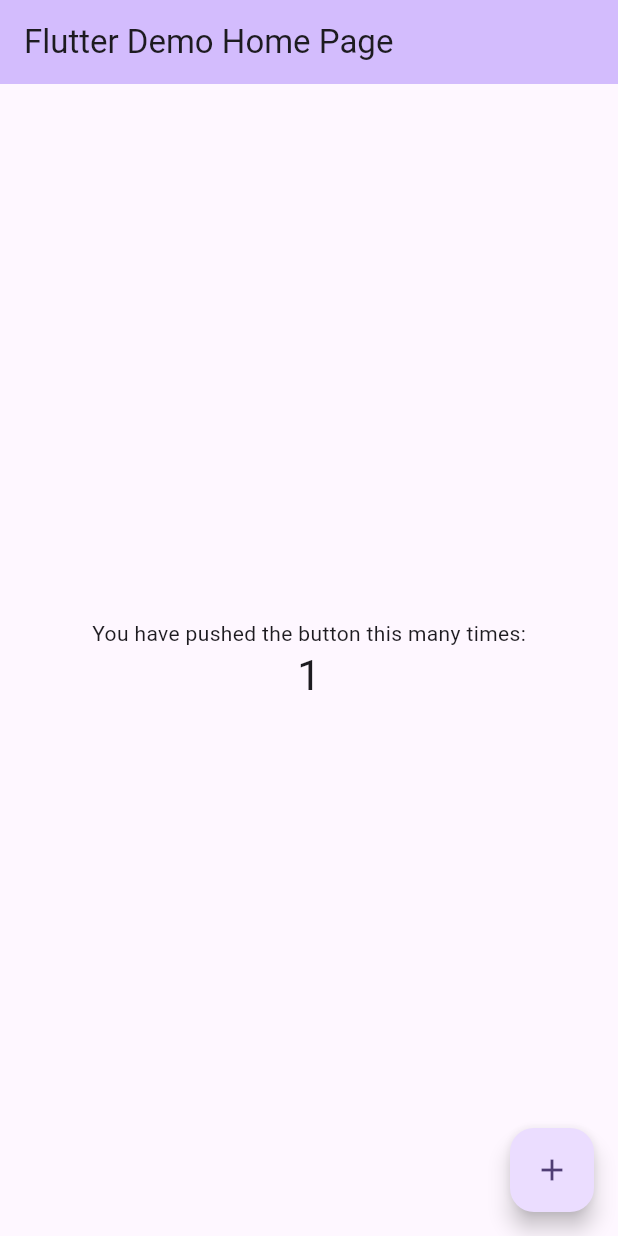
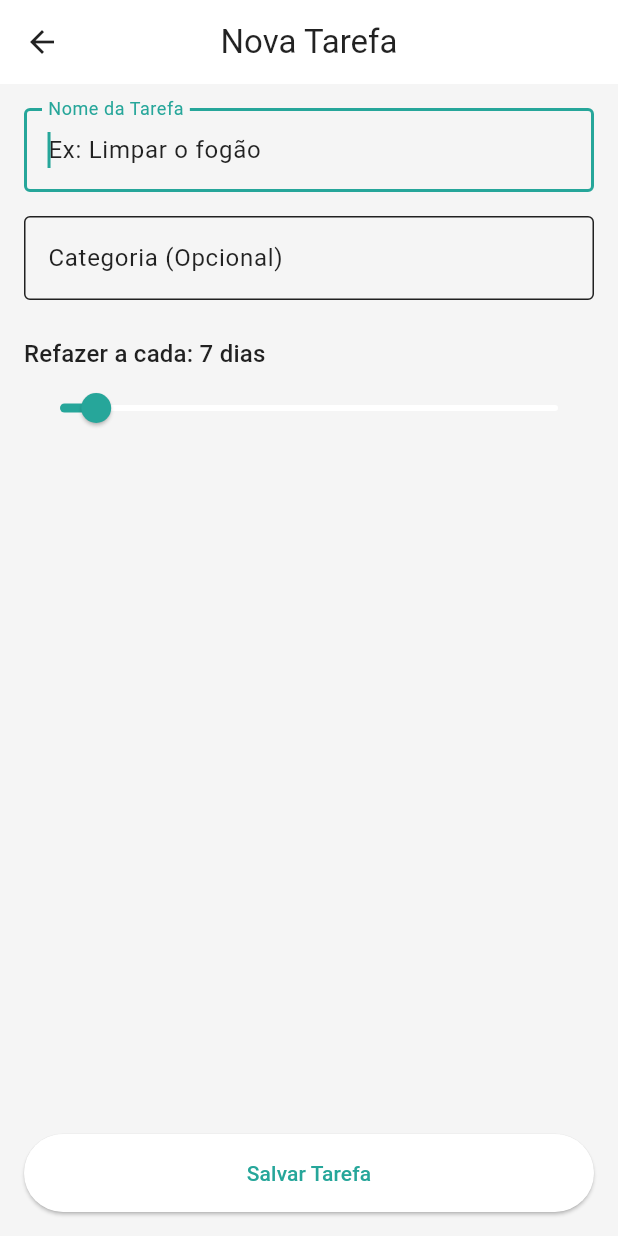
Before and after one commit to GuDevBot/utilities.TidyTimer, a Flutter app: the screen it shows after launch, after a tap on the "add" icon, on a phone screen of 412 x 824 dp. Run offline on Flutter 3.47's test engine with Material 3 defaults, Android fonts, the phone set to English and light mode, and no system bars; our stand-ins replace equatable, flutter_bloc.

Commit message:
The basic is made (planning the app and the doind basic to use). Next step is delete tasks, and adding a real local storage

```diff
--- a/lib/main.dart
+++ b/lib/main.dart
@@ -1,4 +1,16 @@
+/*
+
+  Inicialize the Hive and the TaskCubit
+  The TaskCubit load the tasks from the storage
+  The HomeScreen hear the TaskCubit and rebuild the UI when the tasks immediately.
+
+*/
+
+import 'package:items_list_timer/providers/task_cubit.dart';
+import 'package:flutter_bloc/flutter_bloc.dart';
 import 'package:flutter/material.dart';
+import 'screens/home_screen.dart';
+import 'theme/theme.dart';
 
 void main() {
   runApp(const MyApp());
@@ -7,116 +19,17 @@ void main() {
 class MyApp extends StatelessWidget {
   const MyApp({super.key});
 
-  // This widget is the root of your application.
   @override
   Widget build(BuildContext context) {
-    return MaterialApp(
-      title: 'Flutter Demo',
-      theme: ThemeData(
-        // This is the theme of your application.
-        //
-        // TRY THIS: Try running your application with "flutter run". You'll see
-        // the application has a purple toolbar. Then, without quitting the app,
-        // try changing the seedColor in the colorScheme below to Colors.green
-        // and then invoke "hot reload" (save your changes or press the "hot
-        // reload" button in a Flutter-supported IDE, or press "r" if you used
-        // the command line to start the app).
-        //
-        // Notice that the counter didn't reset back to zero; the application
-        // state is not lost during the reload. To reset the state, use hot
-        // restart instead.
-        //
-        // This works for code too, not just values: Most code changes can be
-        // tested with just a hot reload.
-        colorScheme: ColorScheme.fromSeed(seedColor: Colors.deepPurple),
+    return BlocProvider(
+      create: (context) => TaskCubit()..loadTasks(), // Cria o Cubit e já manda carregar as tarefas
+      child: MaterialApp(
+        title: 'Items List Timer',
+        theme: AppTheme.lightTheme,
+        darkTheme: AppTheme.darkTheme,
+        themeMode: ThemeMode.system,
+        home: const HomeScreen(),
       ),
-      home: const MyHomePage(title: 'Flutter Demo Home Page'),
     );
   }
 }
-
-class MyHomePage extends StatefulWidget {
-  const MyHomePage({super.key, required this.title});
-
-  // This widget is the home page of your application. It is stateful, meaning
-  // that it has a State object (defined below) that contains fields that affect
-  // how it looks.
-
-  // This class is the configuration for the state. It holds the values (in this
-  // case the title) provided by the parent (in this case the App widget) and
-  // used by the build method of the State. Fields in a Widget subclass are
-  // always marked "final".
-
-  final String title;
-
-  @override
-  State<MyHomePage> createState() => _MyHomePageState();
-}
-
-class _MyHomePageState extends State<MyHomePage> {
-  int _counter = 0;
-
-  void _incrementCounter() {
-    setState(() {
-      // This call to setState tells the Flutter framework that something has
-      // changed in this State, which causes it to rerun the build method below
-      // so that the display can reflect the updated values. If we changed
-      // _counter without calling setState(), then the build method would not be
-      // called again, and so nothing would appear to happen.
-      _counter++;
-    });
-  }
-
-  @override
-  Widget build(BuildContext context) {
-    // This method is rerun every time setState is called, for instance as done
-    // by the _incrementCounter method above.
-    //
-    // The Flutter framework has been optimized to make rerunning build methods
-    // fast, so that you can just rebuild anything that needs updating rather
-    // than having to individually change instances of widgets.
-    return Scaffold(
-      appBar: AppBar(
-        // TRY THIS: Try changing the color here to a specific color (to
-        // Colors.amber, perhaps?) and trigger a hot reload to see the AppBar
-        // change color while the other colors stay the same.
-        backgroundColor: Theme.of(context).colorScheme.inversePrimary,
-        // Here we take the value from the MyHomePage object that was created by
-        // the App.build method, and use it to set our appbar title.
-        title: Text(widget.title),
-      ),
-      body: Center(
-        // Center is a layout widget. It takes a single child and positions it
-        // in the middle of the parent.
-        child: Column(
-          // Column is also a layout widget. It takes a list of children and
-          // arranges them vertically. By default, it sizes itself to fit its
-          // children horizontally, and tries to be as tall as its parent.
-          //
-          // Column has various properties to control how it sizes itself and
-          // how it positions its children. Here we use mainAxisAlignment to
-          // center the children vertically; the main axis here is the vertical
-          // axis because Columns are vertical (the cross axis would be
-          // horizontal).
-          //
-          // TRY THIS: Invoke "debug painting" (choose the "Toggle Debug Paint"
-          // action in the IDE, or press "p" in the console), to see the
-          // wireframe for each widget.
-          mainAxisAlignment: MainAxisAlignment.center,
-          children: <Widget>[
-            const Text('You have pushed the button this many times:'),
-            Text(
-              '$_counter',
-              style: Theme.of(context).textTheme.headlineMedium,
-            ),
-          ],
-        ),
-      ),
-      floatingActionButton: FloatingActionButton(
-        onPressed: _incrementCounter,
-        tooltip: 'Increment',
-        child: const Icon(Icons.add),
-      ), // This trailing comma makes auto-formatting nicer for build methods.
-    );
-  }
-}
--- /dev/null
+++ b/lib/models/task_model.dart
@@ -0,0 +1,20 @@
+class Task {
+  String id;          // Um ID único para cada tarefa
+  String name;        // Ex: "Lavar o banheiro"
+  String category;    // Ex: "Banheiro", "Cozinha" (para filtros futuros)
+  int frequencyInDays; // Com que frequência precisa ser refeita (ex: 7, 30)
+  DateTime lastDone;  // A última vez que foi concluída
+
+  Task({
+    required this.id,
+    required this.name,
+    required this.category,
+    required this.frequencyInDays,
+    required this.lastDone,
+  });
+
+  // Uma propriedade "calculada" para saber quando é a próxima vez
+  DateTime get nextDueDate {
+    return lastDone.add(Duration(days: frequencyInDays));
+  }
+}
--- /dev/null
+++ b/lib/providers/task_cubit.dart
@@ -0,0 +1,77 @@
+/*
+
+  CUBIT: Simplified version of BLoC (Business Logic Component) for state management in Flutter.
+
+  Responsibilities of the TaskCubit:
+    - Load the tasks from the storage.
+    - Add a new task.
+    - Update a task (when "ready" has been chose).
+    - Delete a task.
+
+*/
+
+import 'package:flutter_bloc/flutter_bloc.dart';
+import 'task_state.dart';
+import '../models/task_model.dart';
+
+// Este Cubit vai gerenciar um estado do tipo 'TaskState'.
+class TaskCubit extends Cubit<TaskState> {
+  // Quando o Cubit é criado, seu estado inicial é 'TaskInitial'.
+  TaskCubit() : super(TaskInitial());
+
+  // (Aqui viria a conexão com seu StorageService, por enquanto vamos simular)
+  final List<Task> _tasks = []; // Uma lista privada para simular o banco de dados
+
+  // Método para carregar as tarefas
+  Future<void> loadTasks() async {
+    try {
+      // 1. Emite o estado de 'Carregando' para a UI mostrar um spinner.
+      emit(TaskLoading());
+
+      // 2. Simula uma chamada ao banco de dados.
+      await Future.delayed(const Duration(seconds: 1));
+      // Em um app real: _tasks = await storageService.getTasks();
+
+      // 3. Emite o estado de 'Carregado' com a lista de tarefas.
+      emit(TaskLoaded(_tasks));
+    } catch (e) {
+      // 4. Se der erro, emite o estado de 'Erro'.
+      emit(TaskError("Não foi possível carregar as tarefas."));
+    }
+  }
+
+  // Método para adicionar uma nova tarefa
+  Future<void> addTask(Task task) async {
+    // A lógica é a mesma: pega o estado atual, modifica e emite um novo.
+    if (state is TaskLoaded) {
+      final currentTasks = (state as TaskLoaded).tasks;
+      final updatedTasks = List<Task>.from(currentTasks)..add(task);
+      // Em um app real: await storageService.saveTasks(updatedTasks);
+      emit(TaskLoaded(updatedTasks));
+    }
+  }
+
+  // Método para marcar uma tarefa como feita
+  Future<void> markTaskAsDone(String taskId) async {
+    if (state is TaskLoaded) {
+      final List<Task> currentTasks = (state as TaskLoaded).tasks;
+
+      final updatedTasks = currentTasks.map((task) {
+        if (task.id == taskId) {
+          // Cria uma nova instância da tarefa com a data atualizada
+          return Task(
+            id: task.id,
+            name: task.name,
+            category: task.category,
+            frequencyInDays: task.frequencyInDays,
+            lastDone: DateTime.now(), // A MÁGICA ACONTECE AQUI!
+          );
+        }
+        return task;
+      }).toList();
+
+      emit(TaskLoaded(updatedTasks));
+      // Em um app real: await storageService.saveTasks(updatedTasks);
+    }
+  }
+}
--- /dev/null
+++ b/lib/providers/task_state.dart
@@ -0,0 +1,37 @@
+import 'package:equatable/equatable.dart';
+import '../models/task_model.dart'; // Importe seu modelo de Task
+
+// Classe base para todos os estados.
+abstract class TaskState extends Equatable {
+  const TaskState();
+
+  @override
+  List<Object> get props => [];
+}
+
+// Estado inicial, quando nada aconteceu ainda.
+class TaskInitial extends TaskState {}
+
+// Estado de carregamento, para mostrar um CircularProgressIndicator.
+class TaskLoading extends TaskState {}
+
+// Estado de sucesso, quando as tarefas foram carregadas.
+// Ele carrega a lista de tarefas para a UI poder usar.
+class TaskLoaded extends TaskState {
+  final List<Task> tasks;
+
+  const TaskLoaded(this.tasks);
+
+  @override
+  List<Object> get props => [tasks];
+}
+
+// Estado de erro, se algo der errado ao carregar.
+class TaskError extends TaskState {
+  final String message;
+
+  const TaskError(this.message);
+
+  @override
+  List<Object> get props => [message];
+}
--- /dev/null
+++ b/lib/screens/add_edit_task_screen.dart
@@ -0,0 +1,120 @@
+/*
+
+  A simple form with spaces for the task name, frequency, category
+
+  Save button
+
+*/
+
+// Para gerar IDs únicos
+import 'package:items_list_timer/providers/task_cubit.dart';
+import 'package:items_list_timer/models/task_model.dart';
+import 'package:flutter_bloc/flutter_bloc.dart';
+import 'package:flutter/material.dart';
+import 'dart:math';
+
+// 1. Transformamos em um StatefulWidget
+class AddEditTaskScreen extends StatefulWidget {
+  const AddEditTaskScreen({super.key});
+
+  @override
+  State<AddEditTaskScreen> createState() => _AddEditTaskScreenState();
+}
+
+// 2. Esta é a classe de "Estado" que guarda as variáveis do formulário
+class _AddEditTaskScreenState extends State<AddEditTaskScreen> {
+  // Variáveis para guardar os dados do formulário
+  final _nameController = TextEditingController();
+  final _categoryController = TextEditingController();
+  double _frequencyInDays = 7.0; // Valor inicial do slider (7 dias)
+
+  // É importante limpar os controllers quando o widget é descartado
+  @override
+  void dispose() {
+    _nameController.dispose();
+    _categoryController.dispose();
+    super.dispose();
+  }
+
+  void _saveTask() {
+    if (_nameController.text.isEmpty) {
+      ScaffoldMessenger.of(context).showSnackBar(
+        const SnackBar(content: Text('O nome da tarefa não pode estar vazio!')),
+      );
+      return;
+    }
+
+    final newTask = Task(
+      id: DateTime.now().millisecondsSinceEpoch.toString() + Random().nextInt(1000).toString(),
+      name: _nameController.text,
+      category: _categoryController.text.isNotEmpty ? _categoryController.text : 'Geral',
+      frequencyInDays: _frequencyInDays.toInt(), // Convertemos o double para inteiro
+      lastDone: DateTime.now(),
+    );
+
+    // Usamos o Cubit para adicionar a nova tarefa
+    context.read<TaskCubit>().addTask(newTask);
+
+    Navigator.of(context).pop();
+  }
+
+  @override
+  Widget build(BuildContext context) {
+    return Scaffold(
+      appBar: AppBar(
+        title: const Text('Nova Tarefa'),
+      ),
+      body: Padding(
+        padding: const EdgeInsets.all(16.0),
+        child: Column(
+          crossAxisAlignment: CrossAxisAlignment.stretch,
+          children: [
+            TextField(
+              controller: _nameController,
+              decoration: const InputDecoration(
+                labelText: 'Nome da Tarefa',
+                hintText: 'Ex: Limpar o fogão',
+                border: OutlineInputBorder(),
+              ),
+              autofocus: true,
+            ),
+            const SizedBox(height: 16),
+            TextField(
+              controller: _categoryController,
+              decoration: const InputDecoration(
+                labelText: 'Categoria (Opcional)',
+                hintText: 'Ex: Cozinha',
+                border: OutlineInputBorder(),
+              ),
+            ),
+            const SizedBox(height: 24),
+            Text(
+              'Refazer a cada: ${_frequencyInDays.toInt()} dias',
+              style: Theme.of(context).textTheme.titleMedium,
+            ),
+            Slider(
+              value: _frequencyInDays,
+              min: 1,
+              max: 90,
+              divisions: 89,
+              label: '${_frequencyInDays.toInt()} dias',
+              onChanged: (newValue) {
+                setState(() {
+                  _frequencyInDays = newValue;
+                });
+              },
+            ),
+            const Spacer(),
+            ElevatedButton(
+              onPressed: _saveTask,
+              style: ElevatedButton.styleFrom(
+                padding: const EdgeInsets.symmetric(vertical: 16),
+              ),
+              child: const Text('Salvar Tarefa'),
+            ),
+          ],
+        ),
+      ),
+    );
+  }
+}
--- /dev/null
+++ b/lib/screens/home_screen.dart
@@ -0,0 +1,86 @@
+/*
+
+  Use the ListView.builder constructor to create a scrollable tasks list.
+
+  Order the tasks by urgency, with the most urgent tasks at the top.
+
+  Actions:
+    - A "+" button to call the AddEditTaskScreen.
+    - A checkbox to mark a task as "ready" (completed).
+
+*/
+
+import 'package:flutter/material.dart';
+import 'package:flutter_bloc/flutter_bloc.dart';
+import 'package:items_list_timer/providers/task_cubit.dart';
+import 'package:items_list_timer/providers/task_state.dart';
+import 'add_edit_task_screen.dart';
+
+class HomeScreen extends StatefulWidget {
+  const HomeScreen({super.key});
+
+  @override
+  State<HomeScreen> createState() => _HomeScreenState();
+}
+
+class _HomeScreenState extends State<HomeScreen> {
+  @override
+  Widget build(BuildContext context) {
+    return Scaffold(
+      appBar: AppBar(title: const Text('Minhas Tarefas')),
+      // O BlocBuilder é o widget que "ouve" o Cubit e se reconstrói.
+      body: BlocBuilder<TaskCubit, TaskState>(
+        builder: (context, state) {
+          // Agora, dependendo do estado, mostramos uma coisa diferente.
+          if (state is TaskLoading || state is TaskInitial) {
+            return const Center(child: CircularProgressIndicator());
+          }
+
+          if (state is TaskLoaded) {
+            // Se não há tarefas, mostramos uma mensagem.
+            if (state.tasks.isEmpty) {
+              return const Center(
+                child: Text('Nenhuma tarefa ainda. Adicione uma!'),
+              );
+            }
+            // Se há tarefas, mostramos a lista.
+            return ListView.builder(
+              itemCount: state.tasks.length,
+              itemBuilder: (context, index) {
+                final task = state.tasks[index];
+                return ListTile(
+                  title: Text(task.name),
+                  subtitle: Text('Próxima vez: ${task.nextDueDate.toLocal()}'),
+                  trailing: IconButton(
+                    icon: const Icon(Icons.check_circle_outline),
+                    onPressed: () {
+                      // Para chamar uma função do Cubit, usamos context.read()
+                      context.read<TaskCubit>().markTaskAsDone(task.id);
+                    },
+                  ),
+                );
+              },
+            );
+          }
+
+          if (state is TaskError) {
+            return Center(child: Text(state.message));
+          }
+
+          // Estado padrão, caso algo inesperado aconteça.
+          return const Center(child: Text('Algo deu errado.'));
+        },
+      ),
+      floatingActionButton: FloatingActionButton(
+        onPressed: () {
+          // Quando o botão "+" é pressionado, vamos para a tela de adicionar/editar tarefa.
+          Navigator.push(
+            context,
+            MaterialPageRoute(builder: (context) => const AddEditTaskScreen()),
+          );
+        },
+        child: const Icon(Icons.add),
+      ),
+    );
+  }
+}
--- /dev/null
+++ b/lib/theme/theme.dart
@@ -0,0 +1,72 @@
+import 'package:flutter/material.dart';
+
+class AppTheme {
+  // Cores da nossa paleta "Limpeza e Foco"
+  static const Color _primaryColor = Color(0xFF26A69A); // Teal 400
+  static const Color _accentColor = Color(0xFFFFC107);  // Amber 400
+
+  // Tema para o Modo Claro - CORRIGIDO
+  static final ThemeData lightTheme = ThemeData.from(
+    colorScheme: ColorScheme(
+      brightness: Brightness.light,
+
+      primary: _primaryColor,
+      onPrimary: Colors.white,
+
+      secondary: _accentColor,
+      onSecondary: Colors.black,
+
+      // 'background' e 'onBackground' foram removidos daqui.
+      // Usamos 'surface' como a cor base para os componentes.
+      surface: Colors.white,
+      onSurface: Colors.black87,
+
+      error: Colors.redAccent,
+      onError: Colors.white,
+    ),
+  ).copyWith(
+    // A cor de fundo geral do app agora é definida aqui.
+    scaffoldBackgroundColor: const Color(0xFFF5F5F5),
+
+    appBarTheme: const AppBarTheme(
+      elevation: 0,
+      centerTitle: true,
+    ),
+    floatingActionButtonTheme: const FloatingActionButtonThemeData(
+      backgroundColor: _primaryColor,
+      foregroundColor: Colors.white,
+    ),
+  );
+
+  // Tema para o Modo Escuro - CORRIGIDO
+  static final ThemeData darkTheme = ThemeData.from(
+    colorScheme: ColorScheme(
+      brightness: Brightness.dark,
+
+      primary: _primaryColor,
+      onPrimary: Colors.white,
+
+      secondary: _accentColor,
+      onSecondary: Colors.black,
+
+      // 'background' e 'onBackground' foram removidos.
+      surface: const Color(0xFF1E1E1E), // Padrão Material para superfícies escuras (cards)
+      onSurface: Colors.white70,
+
+      error: Colors.redAccent,
+      onError: Colors.white,
+    ),
+  ).copyWith(
+    // A cor de fundo geral do app agora é definida aqui.
+    scaffoldBackgroundColor: const Color(0xFF121212),
+
+    appBarTheme: const AppBarTheme(
+      elevation: 0,
+      centerTitle: true,
+    ),
+    floatingActionButtonTheme: const FloatingActionButtonThemeData(
+      backgroundColor: _primaryColor,
+      foregroundColor: Colors.white,
+    ),
+  );
+}
--- a/pubspec.yaml
+++ b/pubspec.yaml
@@ -34,6 +34,8 @@ dependencies:
   # The following adds the Cupertino Icons font to your application.
   # Use with the CupertinoIcons class for iOS style icons.
   cupertino_icons: ^1.0.8
+  flutter_bloc: ^9.1.1
+  equatable: ^2.0.7
 
 dev_dependencies:
   flutter_test:
```
Also changed, not shown: lib/services/storage_service.dart (added, +10 -0 lines), pubspec.lock.
